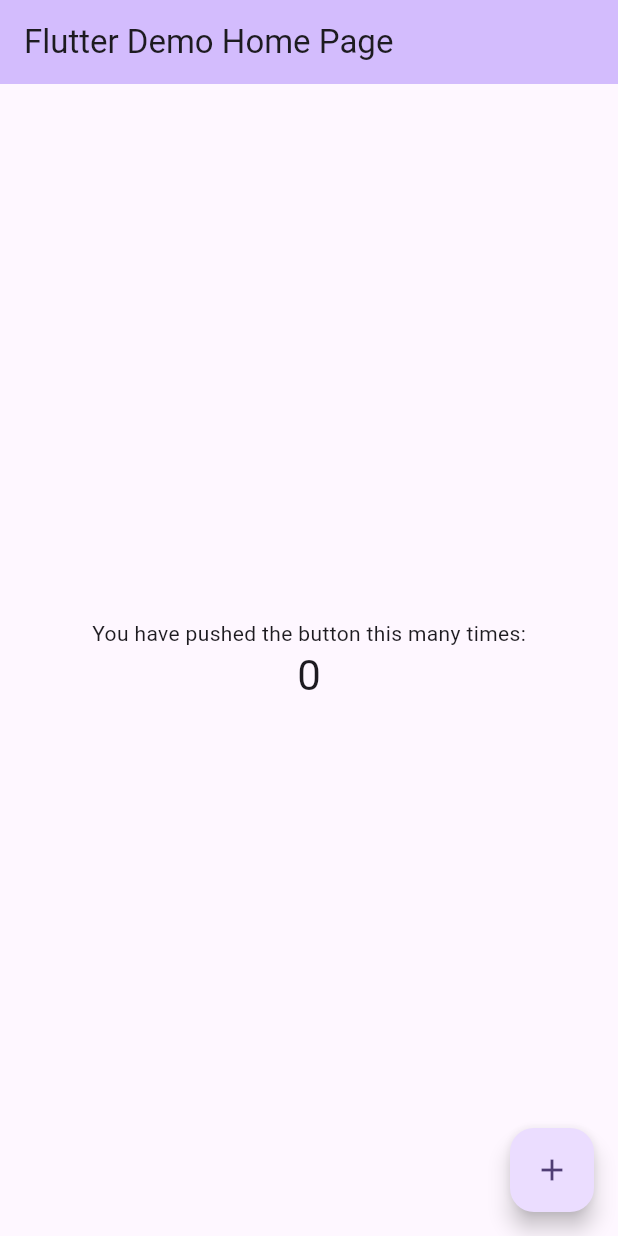
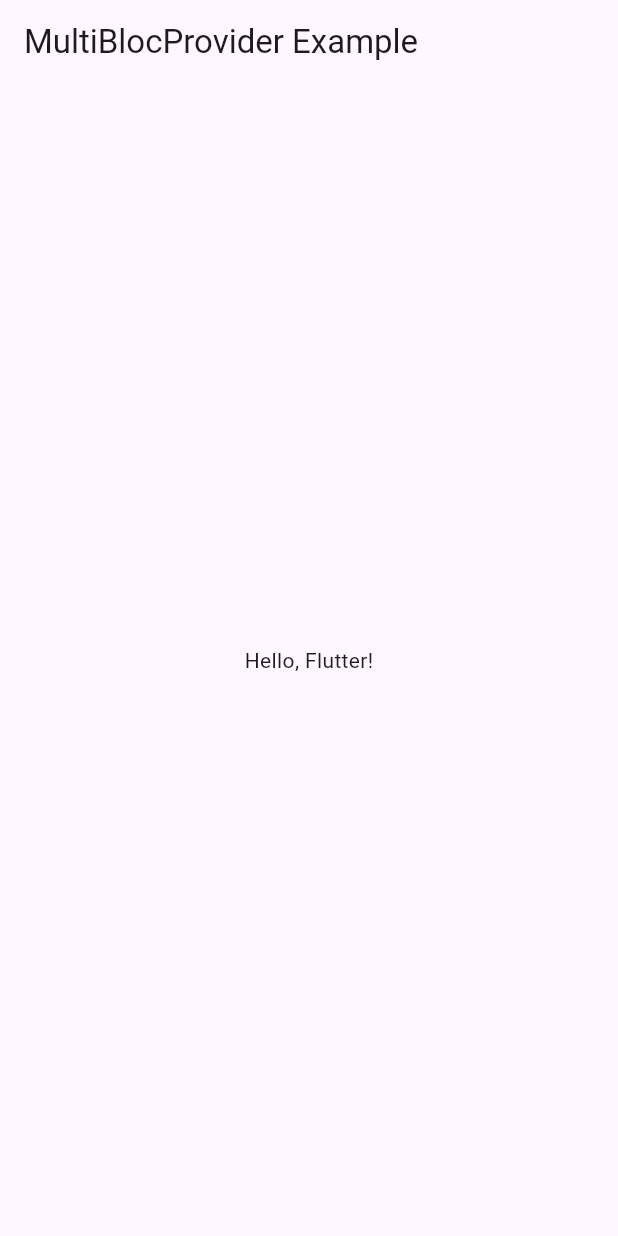
Before and after one commit to Rafilde/Dinda, a Flutter app: the screen it shows after launch, on a phone screen of 412 x 824 dp. Run offline on Flutter 3.47's test engine with Material 3 defaults, Android fonts, the phone set to English and light mode, and no system bars; our stand-ins replace flutter_bloc; statements that could not run were skipped.

Commit message:
feat: folder organization

```diff
--- /dev/null
+++ b/front_end_mobile/lib/app_screen.dart
@@ -0,0 +1,36 @@
+import 'package:flutter/cupertino.dart';
+import 'package:flutter/material.dart';
+import 'package:flutter_bloc/flutter_bloc.dart';
+
+class AppScreen extends StatefulWidget {
+  const AppScreen({super.key});
+
+  @override
+  State<AppScreen> createState() => _AppScreenState();
+}
+
+class _AppScreenState extends State<AppScreen> {
+  @override
+  Widget build(BuildContext context) {
+    return MultiBlocProvider(
+      providers: [
+        BlocProvider<YourBlocA>(
+          create: (context) => YourBlocA(),
+        ),
+        BlocProvider<YourBlocB>(
+          create: (context) => YourBlocB(),
+        ),
+      ],
+      child: MaterialApp(
+        home: Scaffold(
+          appBar: AppBar(
+            title: const Text('MultiBlocProvider Example'),
+          ),
+          body: const Center(
+            child: Text('Hello, Flutter!'),
+          ),
+        ),
+      ),
+    );
+  }
+}
--- a/front_end_mobile/lib/main.dart
+++ b/front_end_mobile/lib/main.dart
@@ -1,125 +1,6 @@
 import 'package:flutter/material.dart';
+import 'app_screen.dart';
 
 void main() {
-  runApp(const MyApp());
+  runApp(const AppScreen());
 }
-
-class MyApp extends StatelessWidget {
-  const MyApp({super.key});
-
-  // This widget is the root of your application.
-  @override
-  Widget build(BuildContext context) {
-    return MaterialApp(
-      title: 'Flutter Demo',
-      theme: ThemeData(
-        // This is the theme of your application.
-        //
-        // TRY THIS: Try running your application with "flutter run". You'll see
-        // the application has a purple toolbar. Then, without quitting the app,
-        // try changing the seedColor in the colorScheme below to Colors.green
-        // and then invoke "hot reload" (save your changes or press the "hot
-        // reload" button in a Flutter-supported IDE, or press "r" if you used
-        // the command line to start the app).
-        //
-        // Notice that the counter didn't reset back to zero; the application
-        // state is not lost during the reload. To reset the state, use hot
-        // restart instead.
-        //
-        // This works for code too, not just values: Most code changes can be
-        // tested with just a hot reload.
-        colorScheme: ColorScheme.fromSeed(seedColor: Colors.deepPurple),
-        useMaterial3: true,
-      ),
-      home: const MyHomePage(title: 'Flutter Demo Home Page'),
-    );
-  }
-}
-
-class MyHomePage extends StatefulWidget {
-  const MyHomePage({super.key, required this.title});
-
-  // This widget is the home page of your application. It is stateful, meaning
-  // that it has a State object (defined below) that contains fields that affect
-  // how it looks.
-
-  // This class is the configuration for the state. It holds the values (in this
-  // case the title) provided by the parent (in this case the App widget) and
-  // used by the build method of the State. Fields in a Widget subclass are
-  // always marked "final".
-
-  final String title;
-
-  @override
-  State<MyHomePage> createState() => _MyHomePageState();
-}
-
-class _MyHomePageState extends State<MyHomePage> {
-  int _counter = 0;
-
-  void _incrementCounter() {
-    setState(() {
-      // This call to setState tells the Flutter framework that something has
-      // changed in this State, which causes it to rerun the build method below
-      // so that the display can reflect the updated values. If we changed
-      // _counter without calling setState(), then the build method would not be
-      // called again, and so nothing would appear to happen.
-      _counter++;
-    });
-  }
-
-  @override
-  Widget build(BuildContext context) {
-    // This method is rerun every time setState is called, for instance as done
-    // by the _incrementCounter method above.
-    //
-    // The Flutter framework has been optimized to make rerunning build methods
-    // fast, so that you can just rebuild anything that needs updating rather
-    // than having to individually change instances of widgets.
-    return Scaffold(
-      appBar: AppBar(
-        // TRY THIS: Try changing the color here to a specific color (to
-        // Colors.amber, perhaps?) and trigger a hot reload to see the AppBar
-        // change color while the other colors stay the same.
-        backgroundColor: Theme.of(context).colorScheme.inversePrimary,
-        // Here we take the value from the MyHomePage object that was created by
-        // the App.build method, and use it to set our appbar title.
-        title: Text(widget.title),
-      ),
-      body: Center(
-        // Center is a layout widget. It takes a single child and positions it
-        // in the middle of the parent.
-        child: Column(
-          // Column is also a layout widget. It takes a list of children and
-          // arranges them vertically. By default, it sizes itself to fit its
-          // children horizontally, and tries to be as tall as its parent.
-          //
-          // Column has various properties to control how it sizes itself and
-          // how it positions its children. Here we use mainAxisAlignment to
-          // center the children vertically; the main axis here is the vertical
-          // axis because Columns are vertical (the cross axis would be
-          // horizontal).
-          //
-          // TRY THIS: Invoke "debug painting" (choose the "Toggle Debug Paint"
-          // action in the IDE, or press "p" in the console), to see the
-          // wireframe for each widget.
-          mainAxisAlignment: MainAxisAlignment.center,
-          children: <Widget>[
-            const Text(
-              'You have pushed the button this many times:',
-            ),
-            Text(
-              '$_counter',
-              style: Theme.of(context).textTheme.headlineMedium,
-            ),
-          ],
-        ),
-      ),
-      floatingActionButton: FloatingActionButton(
-        onPressed: _incrementCounter,
-        tooltip: 'Increment',
-        child: const Icon(Icons.add),
-      ), // This trailing comma makes auto-formatting nicer for build methods.
-    );
-  }
-}
--- a/front_end_mobile/pubspec.yaml
+++ b/front_end_mobile/pubspec.yaml
@@ -35,6 +35,8 @@ dependencies:
   # The following adds the Cupertino Icons font to your application.
   # Use with the CupertinoIcons class for iOS style icons.
   cupertino_icons: ^1.0.6
+  bloc: ^8.1.4
+  flutter_bloc: ^8.1.3
 
 dev_dependencies:
   flutter_test:
```
Also changed, not shown: front_end_mobile/lib/features/order-list/order_list_page.dart (added), front_end_mobile/lib/features/product-list/product_list_page.dart (added), front_end_mobile/lib/features/register-product/register_product.dart (added), front_end_mobile/lib/shared/colors.dart (added), front_end_mobile/lib/shared/flavor_config.dart (added), front_end_mobile/lib/shared/locator.dart (added), front_end_mobile/pubspec.lock, 1 other file.
